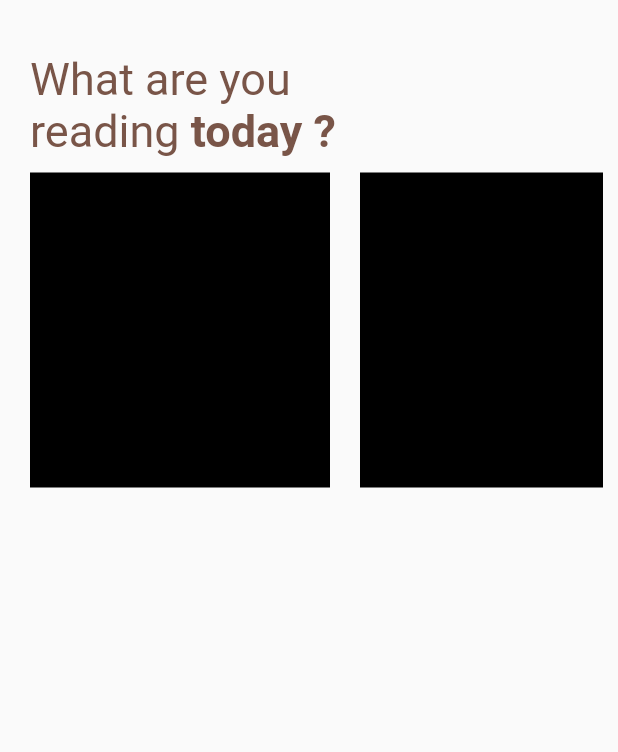
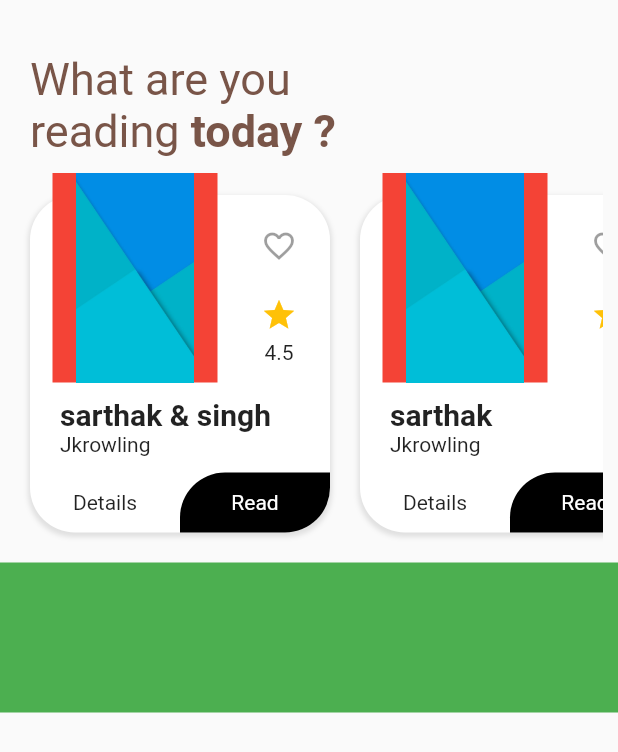
Before and after one commit to sarthaksinghsoamvanshi/book_reading_app, a Flutter app: the HomePage screen opened directly, on a phone screen of 412 x 824 dp. Shown: the top 752 px of the screen. Run offline on Flutter 3.47's test engine with Material 2 defaults, Android fonts, the phone set to English and light mode, and no system bars.

Commit message:
First List

```diff
--- a/lib/books.dart
+++ b/lib/books.dart
@@ -1,3 +1,4 @@
+import 'package:book_reading_app/navbar.dart';
 import 'package:flutter/material.dart';
 
 class Books extends StatelessWidget {
@@ -5,28 +6,28 @@ class Books extends StatelessWidget {
   Widget build(BuildContext context) {
     var books = [
       {
-        "bookname": "sarthak",
-        "author":"Jkrowling",
-        "image":"image",
-        "rating":4.5
+        "bookname": "sarthak & singh",
+        "author": "Jkrowling",
+        "image": "image",
+        "rating": 4.5
       },
       {
         "bookname": "sarthak",
-        "author":"Jkrowling",
-        "image":"image",
-        "rating":4
+        "author": "Jkrowling",
+        "image": "image",
+        "rating": 4
       },
       {
         "bookname": "sarthak",
-        "author":"Jkrowling",
-        "image":"image",
-        "rating":5
+        "author": "Jkrowling",
+        "image": "image",
+        "rating": 5
       },
       {
         "bookname": "sarthak",
-        "author":"Jkrowling",
-        "image":"image",
-        "rating":4.7
+        "author": "Jkrowling",
+        "image": "image",
+        "rating": 4.7
       },
     ];
     return ListView.builder(
@@ -34,14 +35,106 @@ class Books extends StatelessWidget {
       scrollDirection: Axis.horizontal,
       itemBuilder: (BuildContext context, index) {
         return Container(
-            margin: EdgeInsets.symmetric(vertical: 10, horizontal: 10),
-            child: Expanded(
+          width: 220,
+          child: Stack(
+            children: [
+              Container(
+                margin:
+                    EdgeInsets.only(left: 10, right: 10, top: 15, bottom: 10),
+                decoration: BoxDecoration(
+                    color: Colors.white,
+                    boxShadow: [
+                      BoxShadow(
+                          color: Colors.grey[300],
+                          offset: Offset(0, 2),
+                          spreadRadius: 1,
+                          blurRadius: 2)
+                    ],
+                    borderRadius: BorderRadius.all(Radius.circular(30))),
+                child: Stack(
+                  children: [
+                    Positioned(
                       child: Container(
-                width: 200,
-                color: Colors.black,
+                        height: 40,
+                        child: Row(
+                          children: [
+                            Expanded(
+                              child: Container(
+                                child: Text("Details"),
+                                alignment: Alignment.center,
                               ),
                             ),
+                            Expanded(
+                              child: Container(
+                                decoration: BoxDecoration(
+                                  color: Colors.black,
+                                  borderRadius: BorderRadius.only(
+                                    topLeft: Radius.circular(30),
+                                    bottomRight: Radius.circular(30),
+                                  ),
+                                ),
+                                child: Text(
+                                  "Read",
+                                  style: TextStyle(color: Colors.white),
+                                ),
+                                alignment: Alignment.center,
+                              ),
+                            ),
+                          ],
+                        ),
+                      ),
+                      bottom: 0,
+                      left: 0,
+                      right: 0,
+                    ),
+                    Positioned(
+                      right: 10,
+                      top: 10,
+                      child: Column(
+                        children: [
+                          IconButton(
+                            onPressed: null,
+                            color: Colors.grey,
+                            icon: Icon(Icons.favorite_border),
+                          ),
+                          SizedBox(height: 10),
+                          Icon(
+                            Icons.star,
+                            color: Colors.amber,
+                          ),
+                          SizedBox(height: 5),
+                          Text("${books[index]["rating"]}")
+                        ],
+                      ),
+                    ),
+                    Positioned(
+                      child: Container(
+                        // color: Colors.blue,
+                        child: Column(
+                          crossAxisAlignment: CrossAxisAlignment.start,
+                          children: [
+                            Text(books[index]["bookname"],style: TextStyle(fontWeight: FontWeight.bold,fontSize:20),),
+                            Text(books[index]["author"])
+                          ],
+                        )
+                      ),
+                      left: 20,
+                      top: 135,
+                    )
+                  ],
+                ),
+              ),
+              Container(
+                margin: EdgeInsets.only(left: 25),
+                height: 140,
+                width: 110,
+                color: Colors.red,
+                child: Image.asset("images/cover.jpg"),
+              ),
+            ],
+          ),
         );
-        });
+      },
+    );
   }
 }
--- a/lib/homepage.dart
+++ b/lib/homepage.dart
@@ -30,9 +30,14 @@ class HomePage extends StatelessWidget {
             ),
           ),
           Container(
-            height: 230,
-            padding: EdgeInsets.symmetric(horizontal: 10),
+            height: 250,
+            margin: EdgeInsets.symmetric(horizontal: 10 ,vertical: 10),
             child: Books(),
+          ),
+          Container(
+            height: 100,
+            width: double.infinity,
+            color:Colors.green
           )
         ],
       ),
--- /dev/null
+++ b/lib/navbar.dart
@@ -0,0 +1,37 @@
+import 'package:flutter/material.dart';
+
+class NavBar extends StatelessWidget {
+  @override
+  Widget build(BuildContext context) {
+    return Container(
+      height: 50,
+      width: 180,
+      child: Row(
+        children: [
+          Expanded(
+            child: Container(
+              child: Text("Detailss"),
+              alignment: Alignment.center,
+            ),
+          ),
+          Expanded(
+            child: Container(
+              decoration: BoxDecoration(
+                color: Colors.black,
+                borderRadius: BorderRadius.only(
+                  topLeft: Radius.circular(15),
+                  bottomRight: Radius.circular(15),
+                ),
+              ),
+              child: Text(
+                "Details",
+                style: TextStyle(color: Colors.white),
+              ),
+              alignment: Alignment.center,
+            ),
+          ),
+        ],
+      ),
+    );
+  }
+}
```
Lines whose indentation alone changed are shown as unchanged.
